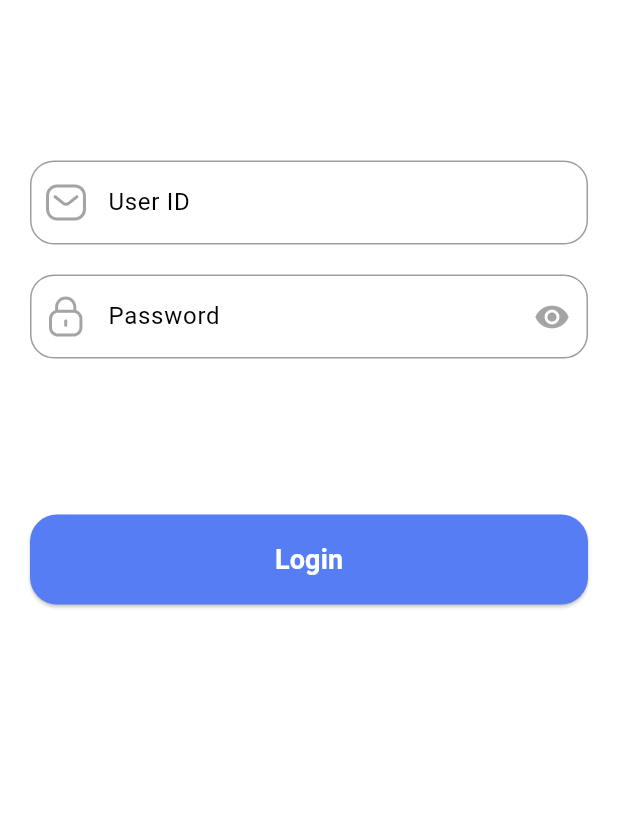
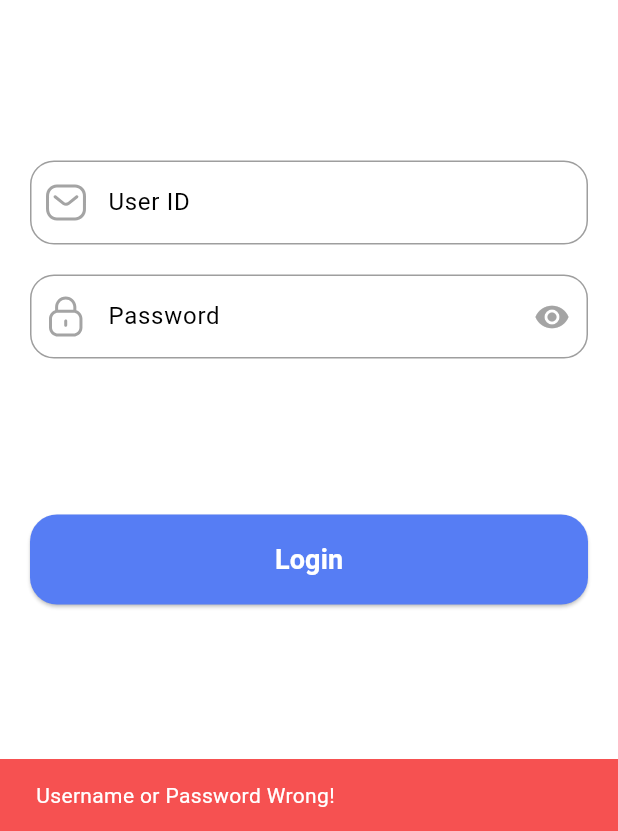
Before and after one commit to AbdiSTS/venus_hr, a Flutter app: the screen it shows after launch, after a tap on "Login", on a phone screen of 412 x 824 dp, the part 405-1236 px from its top. Run offline on Flutter 3.47's test engine with Material 3 defaults, Android fonts, the phone set to English and light mode, and no system bars; our stand-ins replace auto_size_text, dotted_border, flutter_spinkit, flutter_svg, google_fonts, image_picker and 2 more; missing offline and left inert: encrypt, flutter_timeline_calendar.

Commit message:
update from mac

```diff
--- a/lib/data/datasources/api_services.dart
+++ b/lib/data/datasources/api_services.dart
@@ -2,6 +2,7 @@
 
 import 'package:flutter/widgets.dart';
 import 'package:venus_hr_psti/core/constants/variables.dart';
+import 'package:venus_hr_psti/data/datasources/local_services.dart';
 import 'package:venus_hr_psti/data/models/response_result.dart';
 import 'package:http/http.dart' as http;
 import 'package:encrypt/encrypt.dart' as encrypt;
@@ -49,58 +50,35 @@
           headers: getHeaders(),
           body: jsonEncode({'data': encryptData(jsonEncode(dataJson))}));
 
-      final Map<String, dynamic> jsonResponse = jsonDecode(response.body);
-
-      token = jsonResponse['token'];
-      final user = jsonResponse['user'];
-      final refreshUser = jsonResponse['refreshTokens'];
-
-      print("token : ${token} , refreshUser : ${refreshUser}");
-
       if (response.statusCode == 201) {
-        return ResponseResult(
-          success: true,
-          data: jsonDecode(user),
-        );
+        return ResponseResult.fromJson(jsonDecode(response.body));
       } else {
-        return ResponseResult(
-          success: false,
-          data: jsonDecode(response.body),
-        );
+        return ResponseResult.fromJson(jsonDecode(response.body));
       }
     } catch (e) {
-      print("error : ${e}");
-      return ResponseResult(
-        success: false,
-        data: [
-          {'message': '${e}'}
-        ],
-      );
+      return ResponseResult(message: '');
     }
   }
 
   Future<bool> cekToken() async {
     try {
+      final prefData = await LocalServices().getAuthData();
+      token = prefData!.token;
       final url = Uri.parse(ApiBase.cekToken);
       final response = await http.get(
         url,
         headers: getHeadersToken(),
       );
-      print("code token : ${response.statusCode}");
       if (response.statusCode == 200) {
-        final data = jsonDecode(response.body);
-        print('Response data: $data');
         return true;
       } else if (response.statusCode == 403) {
-        // Token tidak valid atau expired
-        print('Token invalid or expired');
         return false;
       } else {
-        print('Error: ${response.statusCode}');
         return false;
       }
     } catch (e) {
       return false;
     }
   }
+
 }
--- a/lib/data/datasources/local_services.dart
+++ b/lib/data/datasources/local_services.dart
@@ -2,19 +2,20 @@
 import 'package:shared_preferences/shared_preferences.dart';
 import 'dart:convert';
 
+import 'package:venus_hr_psti/data/models/response_result.dart';
+
 class LocalServices extends ChangeNotifier {
-  Future<void> saveDataLogin(List<dynamic> data) async {
+  Future<void> saveDataLogin(ResponseResult data) async {
     final pref = await SharedPreferences.getInstance();
-    await pref.setString('auth_data', jsonEncode(data));
+    await pref.setString('auth_data', data.toJson());
   }
 
-  Future<dynamic> getAuthData() async {
+  Future<ResponseResult?> getAuthData() async {
     final pref = await SharedPreferences.getInstance();
     final data = pref.getString('auth_data');
     if (data != null) {
-      return jsonDecode(data);
+      return ResponseResult.fromJson(jsonDecode(data));
     } else {
-      print("save data gagal getAuthData()");
       return null;
     }
   }
--- a/lib/data/models/response_result.dart
+++ b/lib/data/models/response_result.dart
@@ -1,11 +1,37 @@
+import 'dart:convert';
+
 class ResponseResult {
-  final bool success;
-  final String message;
-  final List<dynamic> data;
+  bool? success;
+  String? message;
+  String? token;
+  String? refreshTokens;
+  List<dynamic>? data;
 
   ResponseResult({
+    this.token,
+    this.refreshTokens,
     this.success = false,
     this.message = '',
     this.data = const [],
   });
+
+  ResponseResult.fromJson(Map<String, dynamic> json) {
+    success = json['success'];
+    message = json['message'];
+    token = json['token'];
+    refreshTokens = json['refreshTokens'];
+    data = json['data'] ?? [];
+  }
+
+  String toJson() => json.encode(toMap());
+
+  Map<String, dynamic> toMap() {
+    final Map<String, dynamic> data = new Map<String, dynamic>();
+    data['success'] = this.success;
+    data['message'] = this.message;
+    data['token'] = this.token;
+    data['refreshTokens'] = this.refreshTokens;
+    data['data'] = this.data;
+    return data;
+  }
 }
--- a/lib/main.dart
+++ b/lib/main.dart
@@ -1,5 +1,6 @@
 import 'package:flutter/material.dart';
 import 'package:venus_hr_psti/page/login/login_view.dart';
+import 'package:venus_hr_psti/page/splash_screen/splash_screen.dart';
 
 import 'core/theme/app_theme.dart';
 import 'page/bottom_navigator_view.dart';
@@ -38,7 +39,8 @@
         ),
       ),
       // home: BottomNavigatorView(),
-      home: LoginView(),
+      // home: LoginView(),
+      home: SplashScreen(),
     );
   }
 }
--- a/lib/page/login/login_viewmodel.dart
+++ b/lib/page/login/login_viewmodel.dart
@@ -1,7 +1,11 @@
+import 'dart:convert';
+
 import 'package:flutter/material.dart';
+import 'package:shared_preferences/shared_preferences.dart';
 import 'package:stacked/stacked.dart';
 import 'package:venus_hr_psti/data/datasources/api_services.dart';
 import 'package:venus_hr_psti/data/datasources/local_services.dart';
+import 'package:venus_hr_psti/data/models/response_result.dart';
 import 'package:venus_hr_psti/page/bottom_navigator_view.dart';
 
 import '../../core/constants/colors.dart';
@@ -20,12 +24,14 @@
     setBusy(true);
     final responseData = await apiServices.login(
         usernameController!.text, passwordController!.text);
-    if (responseData.data.isNotEmpty) {
-      await localServices.saveDataLogin(responseData.data);
-      // Navigator.of(ctx!).pushReplacement(MaterialPageRoute(
-      //   builder: (context) => BottomNavigatorView(),
-      // ));
-      print("responseData : ${responseData.data}");
+    // print("responseData : ${}");
+    final datas = ResponseResult.fromJson(responseData.toMap());
+    print("data : ${datas.data}");
+    if (responseData.data!.isNotEmpty) {
+      await localServices.saveDataLogin(datas);
+      Navigator.of(ctx!).pushReplacement(MaterialPageRoute(
+        builder: (context) => BottomNavigatorView(),
+      ));
       setBusy(false);
       notifyListeners();
     } else {
@@ -40,17 +46,6 @@
     }
   }
 
-  cekToken() async {
-    setBusy(true);
-    final data = await apiServices.cekToken();
-    if (data) {
-      setBusy(false);
-    } else {
-      setBusy(false);
-    }
-    print("data cek token : ${data}");
-  }
-
   @override
   Future futureToRun() async {
     setBusy(false);
--- a/lib/page/splash_screen/splash_screen.dart
+++ b/lib/page/splash_screen/splash_screen.dart
@@ -1,5 +1,8 @@
 import 'package:flutter/material.dart';
 import 'package:flutter/widgets.dart';
+import 'package:stacked/stacked.dart';
+import 'package:venus_hr_psti/page/splash_screen/splash_viewmodel.dart';
+import '../../core/components/styles.dart';
 
 class SplashScreen extends StatefulWidget {
   const SplashScreen({super.key});
@@ -11,6 +14,21 @@
 class _SplashScreenState extends State<SplashScreen> {
   @override
   Widget build(BuildContext context) {
-    return Scaffold();
+    return ViewModelBuilder.reactive(
+        viewModelBuilder: () => SplashViewmodel(ctx: context),
+        builder: (context, vm, child) {
+          return Scaffold(
+            body: Column(
+              mainAxisAlignment: MainAxisAlignment.center,
+              children: [
+                Image.asset("assets/images/venusHR.png"),
+                SizedBox(
+                  height: 60,
+                ),
+                loadingSpin,
+              ],
+            ),
+          );
+        });
   }
 }
--- a/lib/page/splash_screen/splash_viewmodel.dart
+++ b/lib/page/splash_screen/splash_viewmodel.dart
@@ -1,9 +1,62 @@
+import 'package:flutter/material.dart';
+import 'package:shared_preferences/shared_preferences.dart';
 import 'package:stacked/stacked.dart';
+import 'package:venus_hr_psti/data/datasources/local_services.dart';
+import 'package:venus_hr_psti/page/bottom_navigator_view.dart';
+import 'package:venus_hr_psti/page/login/login_view.dart';
+
+import '../../core/constants/colors.dart';
+import '../../data/datasources/api_services.dart';
 
 class SplashViewmodel extends FutureViewModel {
+  BuildContext? ctx;
+  SplashViewmodel({this.ctx});
+  ApiServices apiServices = new ApiServices();
+
+  cekToken() async {
+    try {
+      setBusy(true);
+    print("cek");
+    final getPref = await LocalServices().getAuthData();
+    print("getPref : ${getPref}");
+    if (getPref == null) {
+      Future.delayed(Duration(seconds: 3), () async {
+        Navigator.of(ctx!)
+            .push(MaterialPageRoute(builder: (context) => LoginView()));
+      });
+      setBusy(false);
+    } else {
+      final data = await apiServices.cekToken();
+      print("data : $data");
+      if (data) {
+        Future.delayed(Duration(seconds: 3), () async {
+          Navigator.of(ctx!).push(
+              MaterialPageRoute(builder: (context) => BottomNavigatorView()));
+        });
+        setBusy(false);
+        notifyListeners();
+      } else {
+        Future.delayed(Duration(seconds: 3), () async {
+          Navigator.of(ctx!)
+              .push(MaterialPageRoute(builder: (context) => LoginView()));
+          ScaffoldMessenger.of(ctx!).showSnackBar(
+            SnackBar(
+              content: Text("Your Session is Expired , Please Login Again"),
+              backgroundColor: AppColors.red,
+            ),
+          );
+        });
+        setBusy(false);
+        notifyListeners();
+      }
+    }
+    } catch (e) {
+      print("error : ${e}");
+    }
+  }
+
   @override
-  Future futureToRun() {
-    // TODO: implement futureToRun
-    throw UnimplementedError();
+  Future futureToRun() async {
+    await cekToken();
   }
 }
```
Also changed, not shown: pubspec.lock, 1 other file.
